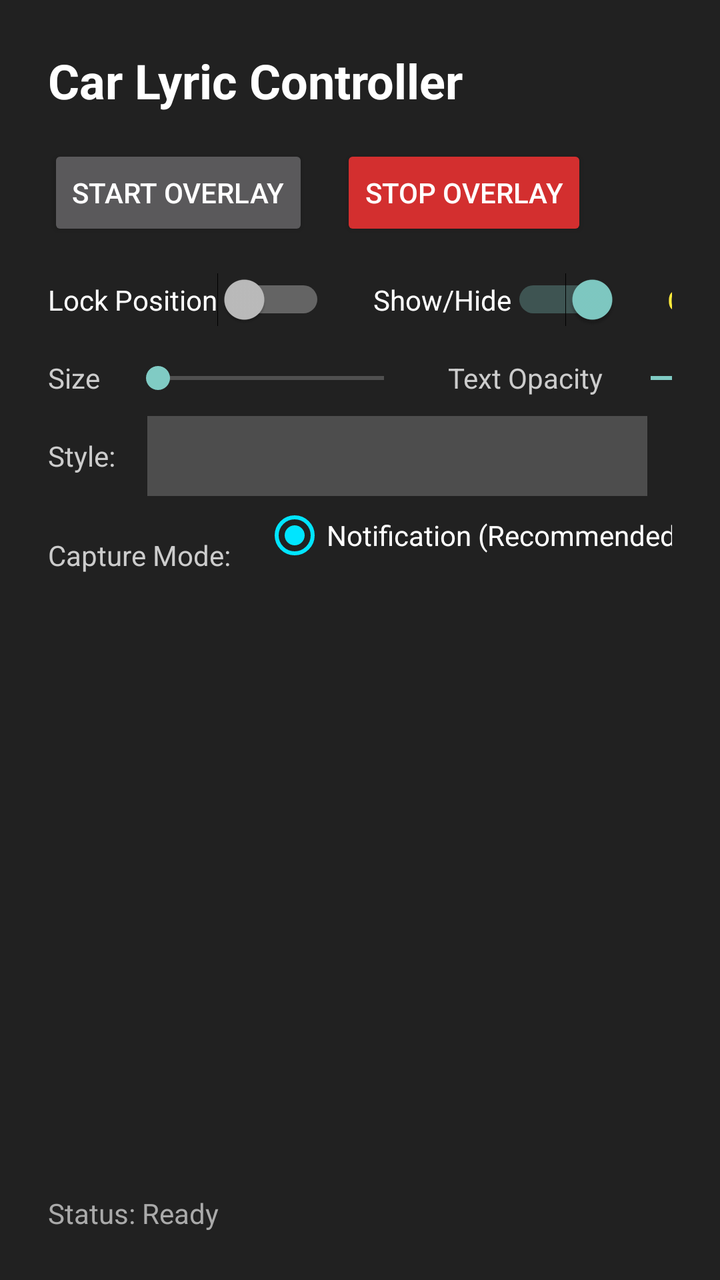
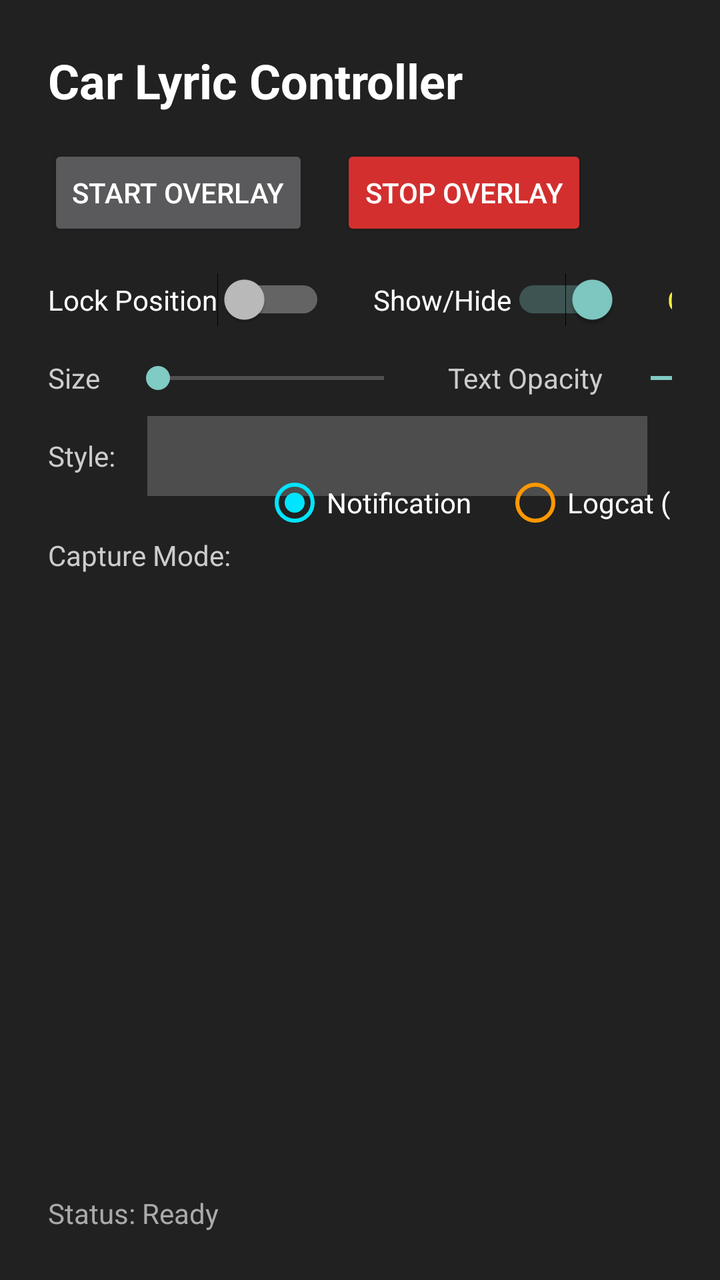

The first picture is an Android layout as it rendered before a commit; the second is the same layout after the commit. The layout source and the unified diff follow.
<!-- AndroidManifest.xml: application theme Theme.AppCompat.NoActionBar -->
<!-- res/layout/activity_main.xml -->
<?xml version="1.0" encoding="utf-8"?>
<androidx.constraintlayout.widget.ConstraintLayout xmlns:android="http://schemas.android.com/apk/res/android"
    xmlns:app="http://schemas.android.com/apk/res-auto"
    xmlns:tools="http://schemas.android.com/tools"
    android:layout_width="match_parent"
    android:layout_height="match_parent"
    android:padding="24dp"
    android:background="#212121">

    <TextView
        android:id="@+id/tvTitle"
        android:layout_width="wrap_content"
        android:layout_height="wrap_content"
        android:text="Car Lyric Controller"
        android:textColor="#FFFFFF"
        android:textSize="24sp"
        android:textStyle="bold"
        app:layout_constraintStart_toStartOf="parent"
        app:layout_constraintTop_toTopOf="parent" />

    <Button
        android:id="@+id/btnStartService"
        android:layout_width="wrap_content"
        android:layout_height="wrap_content"
        android:text="Start Overlay"
        android:layout_marginTop="16dp"
        app:layout_constraintStart_toStartOf="parent"
        app:layout_constraintTop_toBottomOf="@+id/tvTitle" />

    <Button
        android:id="@+id/btnStopService"
        android:layout_width="wrap_content"
        android:layout_height="wrap_content"
        android:text="Stop Overlay"
        android:backgroundTint="#D32F2F"
        android:layout_marginStart="16dp"
        app:layout_constraintStart_toEndOf="@+id/btnStartService"
        app:layout_constraintTop_toTopOf="@+id/btnStartService" />

    
    <Switch
        android:id="@+id/switchLockPosition"
        android:layout_width="wrap_content"
        android:layout_height="wrap_content"
        android:text="Lock Position"
        android:textColor="#FFFFFF"
        android:layout_marginTop="16dp"
        app:layout_constraintStart_toStartOf="parent"
        app:layout_constraintTop_toBottomOf="@+id/btnStartService" />

    <Switch
        android:id="@+id/switchShowLyrics"
        android:layout_width="wrap_content"
        android:layout_height="wrap_content"
        android:text="Show/Hide"
        android:checked="true"
        android:textColor="#FFFFFF"
        android:layout_marginStart="24dp"
        app:layout_constraintStart_toEndOf="@+id/switchLockPosition"
        app:layout_constraintTop_toTopOf="@+id/switchLockPosition" />

    <Switch
        android:id="@+id/switchClickThrough"
        android:layout_width="wrap_content"
        android:layout_height="wrap_content"
        android:text="Click-Through"
        android:checked="false"
        android:textColor="#FFEB3B"
        android:layout_marginStart="24dp"
        app:layout_constraintStart_toEndOf="@+id/switchShowLyrics"
        app:layout_constraintTop_toTopOf="@+id/switchShowLyrics" />

    
    
    <TextView
        android:id="@+id/tvSizeLabel"
        android:layout_width="wrap_content"
        android:layout_height="wrap_content"
        android:text="Size"
        android:textColor="#CCCCCC"
        android:layout_marginTop="16dp"
        app:layout_constraintStart_toStartOf="parent"
        app:layout_constraintTop_toBottomOf="@+id/switchLockPosition" />

    <SeekBar
        android:id="@+id/seekBarSize"
        android:layout_width="150dp"
        android:layout_height="wrap_content"
        android:max="200"
        android:progress="18"
        android:min="10"
        app:layout_constraintStart_toEndOf="@+id/tvSizeLabel"
        app:layout_constraintTop_toTopOf="@+id/tvSizeLabel"
        app:layout_constraintBottom_toBottomOf="@+id/tvSizeLabel"
        android:layout_marginStart="8dp"/>

    
    <TextView
        android:id="@+id/tvTextOpacityLabel"
        android:layout_width="wrap_content"
        android:layout_height="wrap_content"
        android:text="Text Opacity"
        android:textColor="#CCCCCC"
        android:layout_marginStart="16dp"
        app:layout_constraintStart_toEndOf="@+id/seekBarSize"
        app:layout_constraintTop_toTopOf="@+id/tvSizeLabel" />

    <SeekBar
        android:id="@+id/seekBarTextOpacity"
        android:layout_width="120dp"
        android:layout_height="wrap_content"
        android:max="100"
        android:progress="100"
        app:layout_constraintStart_toEndOf="@+id/tvTextOpacityLabel"
        app:layout_constraintTop_toTopOf="@+id/tvSizeLabel"
        app:layout_constraintBottom_toBottomOf="@+id/tvSizeLabel"
        android:layout_marginStart="8dp"/>

    
    <TextView
        android:id="@+id/tvBgOpacityLabel"
        android:layout_width="wrap_content"
        android:layout_height="wrap_content"
        android:text="BG Opacity"
        android:textColor="#CCCCCC"
        android:layout_marginStart="16dp"
        app:layout_constraintStart_toEndOf="@+id/seekBarTextOpacity"
        app:layout_constraintTop_toTopOf="@+id/tvSizeLabel" />

    <SeekBar
        android:id="@+id/seekBarBgOpacity"
        android:layout_width="120dp"
        android:layout_height="wrap_content"
        android:max="100"
        android:progress="100"
        app:layout_constraintStart_toEndOf="@+id/tvBgOpacityLabel"
        app:layout_constraintTop_toTopOf="@+id/tvSizeLabel"
        app:layout_constraintBottom_toBottomOf="@+id/tvSizeLabel"
        android:layout_marginStart="8dp"/>

    
    <TextView
        android:id="@+id/tvStyleLabel"
        android:layout_width="wrap_content"
        android:layout_height="wrap_content"
        android:text="Style:"
        android:textColor="#CCCCCC"
        android:layout_marginTop="20dp"
        app:layout_constraintStart_toStartOf="parent"
        app:layout_constraintTop_toBottomOf="@+id/tvSizeLabel" />

    <Spinner
        android:id="@+id/spinnerStyle"
        android:layout_width="250dp"
        android:layout_height="40dp"
        android:background="#33FFFFFF"
        android:layout_marginStart="16dp"
        app:layout_constraintStart_toEndOf="@+id/tvStyleLabel"
        app:layout_constraintTop_toTopOf="@+id/tvStyleLabel"
        app:layout_constraintBottom_toBottomOf="@+id/tvStyleLabel"/>

    
    <TextView
        android:id="@+id/tvModeLabel"
        android:layout_width="wrap_content"
        android:layout_height="wrap_content"
        android:text="Capture Mode:"
        android:textColor="#CCCCCC"
        android:layout_marginTop="20dp"
        app:layout_constraintStart_toStartOf="parent"
        app:layout_constraintTop_toBottomOf="@+id/spinnerStyle" />

    <RadioGroup
        android:id="@+id/rgMode"
        android:layout_width="wrap_content"
        android:layout_height="wrap_content"
        android:orientation="horizontal"
        android:layout_marginStart="16dp"
        app:layout_constraintStart_toEndOf="@+id/tvModeLabel"
        app:layout_constraintTop_toTopOf="@+id/tvModeLabel"
        app:layout_constraintBottom_toBottomOf="@+id/tvModeLabel">

        <RadioButton
            android:id="@+id/rbNotification"
            android:layout_width="wrap_content"
            android:layout_height="wrap_content"
            android:text="Notification (Recommended)"
            android:textColor="#FFFFFF"
            android:checked="true"
            android:buttonTint="#00E5FF"/>

        <RadioButton
            android:id="@+id/rbLogcat"
            android:layout_width="wrap_content"
            android:layout_height="wrap_content"
            android:text="Logcat (Backup)"
            android:textColor="#FFFFFF"
            android:layout_marginStart="16dp"
            android:buttonTint="#FF9800"/>
    </RadioGroup>

    
    <TextView
        android:id="@+id/tvAdbCommand"
        android:layout_width="0dp"
        android:layout_height="wrap_content"
        android:text="Run this via ADB for Logcat Mode:\nadb shell pm grant com.example.carfloatinglyrics android.permission.READ_LOGS"
        android:textColor="#FF9800"
        android:background="#222222"
        android:padding="8dp"
        android:visibility="gone"
        android:typeface="monospace"
        android:textSize="12sp"
        android:layout_marginTop="8dp"
        app:layout_constraintStart_toStartOf="parent"
        app:layout_constraintEnd_toEndOf="parent"
        app:layout_constraintTop_toBottomOf="@+id/rgMode" />

    <Button
        android:id="@+id/btnCopyCommand"
        android:layout_width="wrap_content"
        android:layout_height="wrap_content"
        android:text="Copy Command"
        android:backgroundTint="#FF9800"
        android:textColor="#000000"
        android:textSize="12sp"
        android:padding="8dp"
        android:visibility="gone"
        android:layout_marginTop="8dp"
        app:layout_constraintStart_toStartOf="parent"
        app:layout_constraintTop_toBottomOf="@+id/tvAdbCommand" />

    <TextView
        android:id="@+id/tvStatus"
        android:layout_width="0dp"
        android:layout_height="wrap_content"
        android:text="Status: Ready"
        android:textColor="#AAAAAA"
        android:layout_marginTop="8dp"
        app:layout_constraintBottom_toBottomOf="parent"
        app:layout_constraintStart_toStartOf="parent" />

</androidx.constraintlayout.widget.ConstraintLayout>
<!-- resources referenced by this layout -->
<resources>

</resources>

<!-- the commit's change to res/layout/activity_main.xml (unified diff, before → after) -->
@@ -184,7 +184,7 @@
             android:id="@+id/rbNotification"
             android:layout_width="wrap_content"
             android:layout_height="wrap_content"
-            android:text="Notification (Recommended)"
+            android:text="Notification"
             android:textColor="#FFFFFF"
             android:checked="true"
             android:buttonTint="#00E5FF"/>
@@ -193,10 +193,19 @@
             android:id="@+id/rbLogcat"
             android:layout_width="wrap_content"
             android:layout_height="wrap_content"
-            android:text="Logcat (Backup)"
+            android:text="Logcat (LRC)"
             android:textColor="#FFFFFF"
             android:layout_marginStart="16dp"
             android:buttonTint="#FF9800"/>
+
+        <RadioButton
+            android:id="@+id/rbBroadcast"
+            android:layout_width="wrap_content"
+            android:layout_height="wrap_content"
+            android:text="Broadcast (Car Kit)"
+            android:textColor="#FFFFFF"
+            android:layout_marginStart="16dp"
+            android:buttonTint="#E040FB"/>
     </RadioGroup>
 
     
